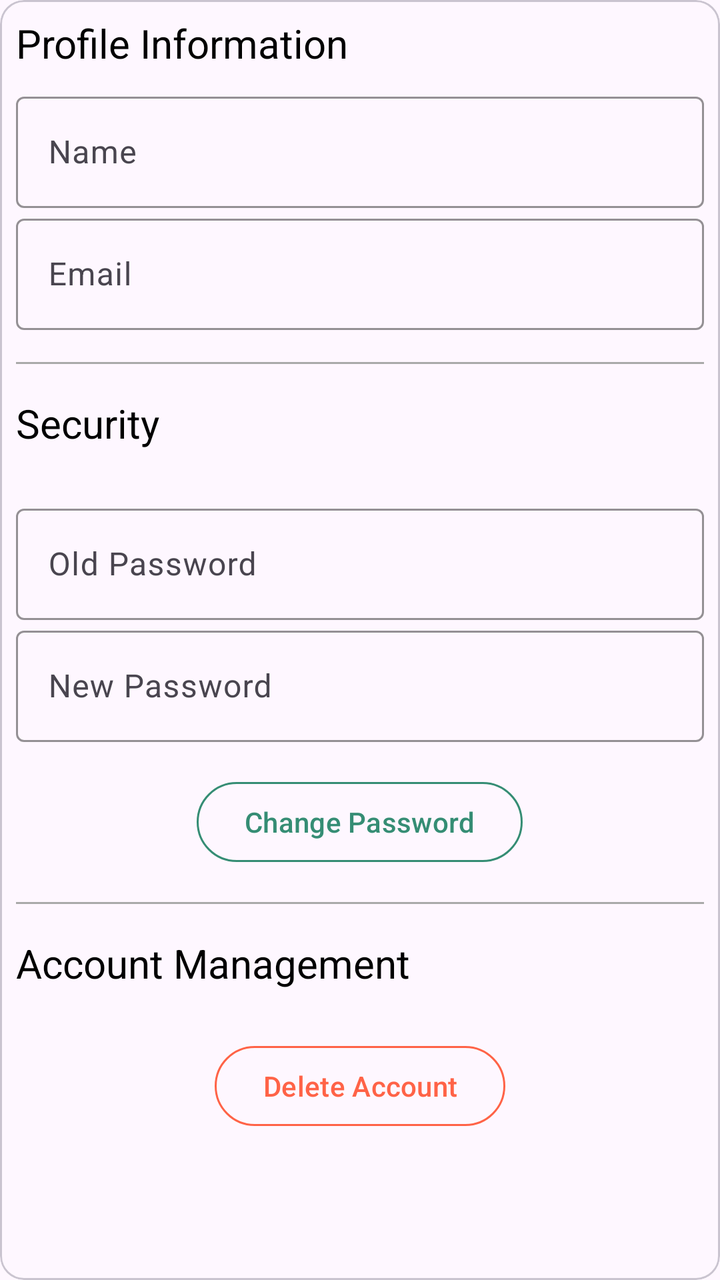
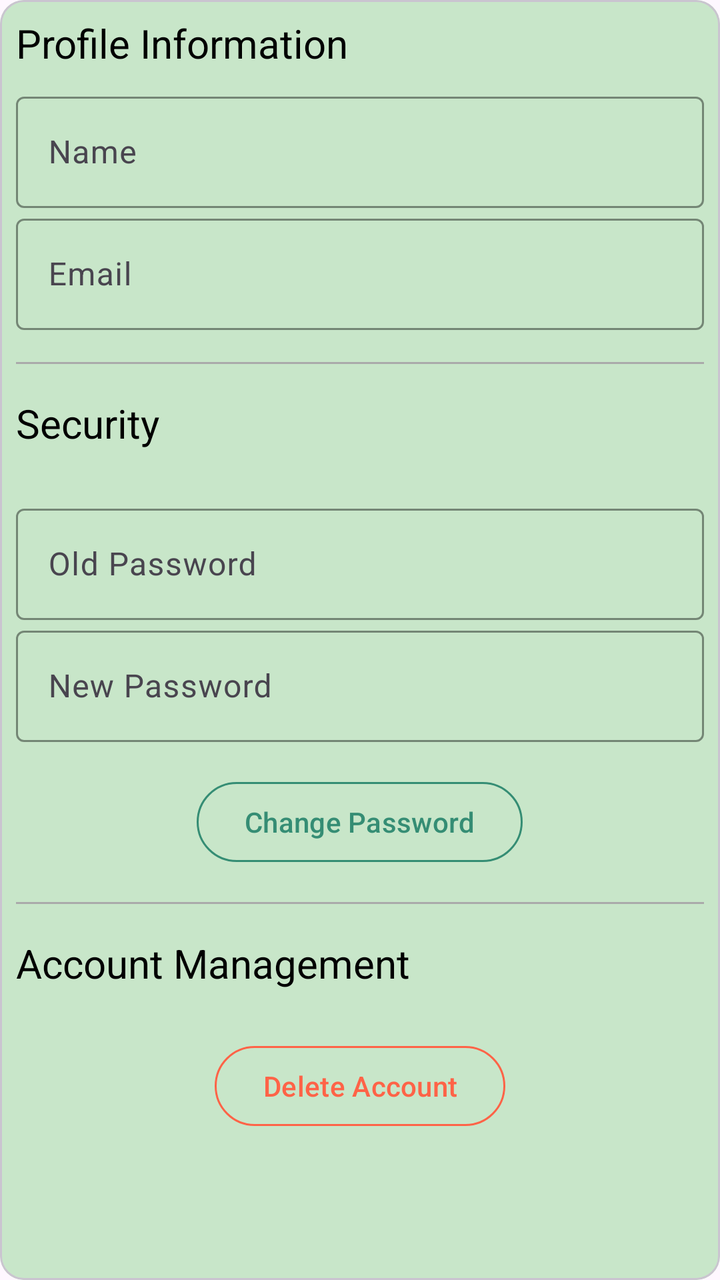

Screens rendered from an Android XML layout before and after an edit, with the pre-edit source and the edit as a unified diff.
<!-- AndroidManifest.xml: application theme Theme.OffTheBeatenPath -->
<!-- res/layout/fragment_account.xml -->
<?xml version="1.0" encoding="utf-8"?>
<com.google.android.material.card.MaterialCardView xmlns:android="http://schemas.android.com/apk/res/android"
    xmlns:tools="http://schemas.android.com/tools"
    android:layout_width="match_parent"
    android:layout_height="match_parent"
    xmlns:app="http://schemas.android.com/apk/res-auto"
    android:padding="16dp"
    tools:context=".AccountFragment">

    <ScrollView
        android:layout_width="match_parent"
        android:layout_height="match_parent"
        android:padding="8dp">

        <LinearLayout
            android:layout_width="match_parent"
            android:layout_height="wrap_content"
            android:orientation="vertical">

            <com.google.android.material.textview.MaterialTextView
                android:layout_width="match_parent"
                android:layout_height="wrap_content"
                android:paddingBottom="8dp"
                android:text="@string/profile_information"
                android:textColor="@android:color/black"
                android:textSize="20sp" />

            <com.google.android.material.textfield.TextInputLayout
                android:layout_width="match_parent"
                android:layout_height="wrap_content"
                app:boxStrokeColor="@color/greenis"
                app:hintTextColor="@color/greenis"
                app:cursorColor="@color/greenis"
                android:hint="@string/name">

                <com.google.android.material.textfield.TextInputEditText
                    android:id="@+id/editTextName"
                    android:layout_width="match_parent"
                    android:layout_height="wrap_content" />
            </com.google.android.material.textfield.TextInputLayout>

            <com.google.android.material.textfield.TextInputLayout
                android:layout_width="match_parent"
                android:layout_height="wrap_content"
                app:boxStrokeColor="@color/greenis"
                app:hintTextColor="@color/greenis"
                app:cursorColor="@color/greenis"
                android:hint="@string/email">

                <com.google.android.material.textfield.TextInputEditText
                    android:id="@+id/editTextEmail"
                    android:layout_width="match_parent"
                    android:layout_height="wrap_content"
                    android:inputType="textEmailAddress" />
            </com.google.android.material.textfield.TextInputLayout>
            
            <View
                android:layout_width="match_parent"
                android:layout_height="1dp"
                android:layout_marginVertical="16dp"
                android:background="@android:color/darker_gray" />

            <com.google.android.material.textview.MaterialTextView
                android:layout_width="match_parent"
                android:layout_height="wrap_content"
                android:paddingBottom="8dp"
                android:text="@string/security"
                android:textColor="@android:color/black"
                android:textSize="20sp" />

            <com.google.android.material.textfield.TextInputLayout
                android:layout_width="match_parent"
                android:layout_height="wrap_content"
                app:boxStrokeColor="@color/greenis"
                app:hintTextColor="@color/greenis"
                app:cursorColor="@color/greenis"
                android:layout_marginTop="16dp"
                android:hint="@string/old_password">

                <com.google.android.material.textfield.TextInputEditText
                    android:id="@+id/editOldPassword"
                    android:layout_width="match_parent"
                    android:layout_height="wrap_content"
                    android:inputType="textPassword" />
            </com.google.android.material.textfield.TextInputLayout>

            <com.google.android.material.textfield.TextInputLayout
                android:layout_width="match_parent"
                android:layout_height="wrap_content"
                app:boxStrokeColor="@color/greenis"
                app:hintTextColor="@color/greenis"
                app:cursorColor="@color/greenis"
                android:hint="@string/new_password">

                <com.google.android.material.textfield.TextInputEditText
                    android:id="@+id/editNewPassword"
                    android:layout_width="match_parent"
                    android:layout_height="wrap_content"
                    android:inputType="textPassword" />
            </com.google.android.material.textfield.TextInputLayout>

            <com.google.android.material.button.MaterialButton
                android:id="@+id/buttonChangePassword"
                style="@style/Widget.Material3.Button.OutlinedButton"
                android:layout_width="wrap_content"
                android:layout_height="wrap_content"
                android:layout_gravity="center"
                android:layout_marginTop="16dp"
                android:text="@string/change_password"
                android:textColor="@color/greenis"
                app:strokeColor="@color/greenis"
                />

            <View
                android:layout_width="match_parent"
                android:layout_height="1dp"
                android:layout_marginVertical="16dp"
                android:background="@android:color/darker_gray" />

            <com.google.android.material.textview.MaterialTextView
                android:layout_width="match_parent"
                android:layout_height="wrap_content"
                android:paddingBottom="8dp"
                android:text="@string/account_management"
                android:textColor="@android:color/black"
                android:textSize="20sp" />

            <com.google.android.material.button.MaterialButton
                android:id="@+id/buttonDeleteAccount"
                style="@style/Widget.Material3.Button.OutlinedButton"
                android:layout_width="wrap_content"
                android:layout_height="wrap_content"
                android:layout_gravity="center"
                android:layout_marginTop="16dp"
                android:text="@string/delete_account"
                android:textColor="@color/tomato"
                app:strokeColor="@color/tomato"
                />

        </LinearLayout>
    </ScrollView>
</com.google.android.material.card.MaterialCardView>
<!-- resources referenced by this layout -->
<resources>
  <color name="greenis">#358D74</color>
  <color name="tomato">#FF6347</color>
  <string name="account_management">Account Management</string>
  <string name="change_password">Change Password</string>
  <string name="delete_account">Delete Account</string>
  <string name="email">Email</string>
  <string name="name">Name</string>
  <string name="new_password">New Password</string>
  <string name="old_password">Old Password</string>
  <string name="profile_information">Profile Information</string>
  <string name="security">Security</string>
  <style name="Theme.OffTheBeatenPath" parent="Base.Theme.OffTheBeatenPath">
          <item name="android:popupMenuStyle">@style/CustomPopupMenuText</item>
      </style>
  <style name="Base.Theme.OffTheBeatenPath" parent="Theme.Material3.DayNight.NoActionBar">
          
          
      </style>
  <style name="CustomPopupMenuText" parent="TextAppearance.AppCompat.Widget.PopupMenu.Small">
          <item name="android:textColor">@color/black</item>
      </style>
  <color name="black">#FF000000</color>
</resources>

<!-- the commit's change to res/layout/fragment_account.xml (unified diff, before → after) -->
@@ -5,12 +5,14 @@
     android:layout_height="match_parent"
     xmlns:app="http://schemas.android.com/apk/res-auto"
     android:padding="16dp"
-    tools:context=".AccountFragment">
+    tools:context=".AccountFragment"
+    android:background="@color/background">
 
     <ScrollView
         android:layout_width="match_parent"
         android:layout_height="match_parent"
-        android:padding="8dp">
+        android:padding="8dp"
+        android:background="@color/background">
 
         <LinearLayout
             android:layout_width="match_parent"
<!-- resource entries referenced after the edit -->
@@ -1,5 +1,6 @@
 <!-- resources referenced by this layout -->
 <resources>
+  <color name="background">#C8E6C9</color>ű
   <color name="greenis">#358D74</color>
   <color name="tomato">#FF6347</color>
   <string name="account_management">Account Management</string>
@@ -17,10 +18,26 @@
   <style name="Base.Theme.OffTheBeatenPath" parent="Theme.Material3.DayNight.NoActionBar">
           
           
+          <item name="toolbarStyle">@style/Widget.App.Toolbar</item>
       </style>
   <style name="CustomPopupMenuText" parent="TextAppearance.AppCompat.Widget.PopupMenu.Small">
           <item name="android:textColor">@color/black</item>
       </style>
+  <style name="Widget.App.Toolbar" parent="Widget.Material3.Toolbar">
+          <item name="materialThemeOverlay">@style/ThemeOverlay.App.Toolbar</item>
+  
+      </style>
   <color name="black">#FF000000</color>
+  <style name="ThemeOverlay.App.Toolbar" parent="">
+          <item name="colorSurface">@color/green</item>
+          <item name="colorOnSurface">@color/light_green</item>
+          <item name="colorOnSurfaceVariant">@color/lightes_green</item>
+          <item name="colorControlNormal">@color/dark_green_2</item>
+  
+      </style>
+  <color name="green">#388E3C</color>
+  <color name="light_green">#66BB6A</color>
+  <color name="lightes_green">#A5D6A7</color>
+  <color name="dark_green_2">#1B5E20</color>
 </resources>
 
